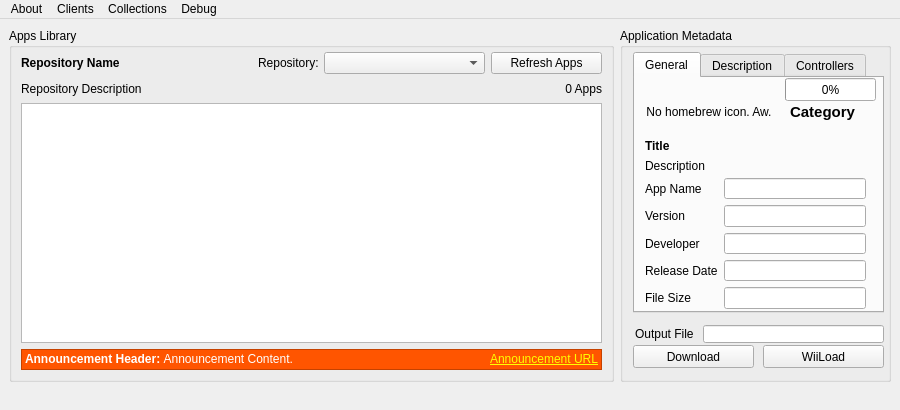
Qt form gui/united.ui (dhtdht020/osc-dl) before a commit.
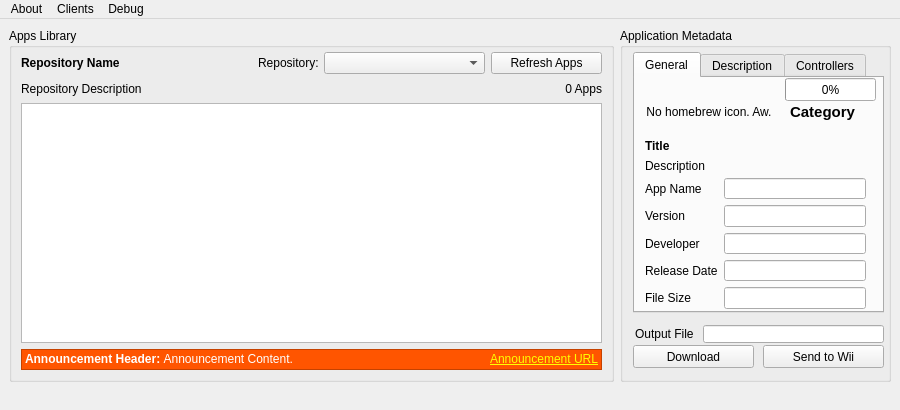
The same form after that commit. The open tabs and pages were chosen to show the change.

Commit message: Removed collections.

```diff
--- a/gui/united.ui
+++ b/gui/united.ui
@@ -829,7 +829,7 @@
            </rect>
           </property>
           <property name="text">
-           <string>WiiLoad</string>
+           <string>Send to Wii</string>
           </property>
          </widget>
         </widget>
@@ -898,15 +898,8 @@
     <addaction name="menuHomebrew_Browser"/>
     <addaction name="menuOpen_Shop_Channel_DL"/>
    </widget>
-   <widget class="QMenu" name="menuCollections">
-    <property name="title">
-     <string>Collections</string>
-    </property>
-    <addaction name="actionLoad_Collection"/>
-   </widget>
    <addaction name="menuAbout"/>
    <addaction name="menuClients"/>
-   <addaction name="menuCollections"/>
    <addaction name="menuDebug"/>
   </widget>
   <widget class="QStatusBar" name="statusBar">
```
Left out of the diff: 7 changed lines with no effect on the pictures. The commit also changes 4 other files.
